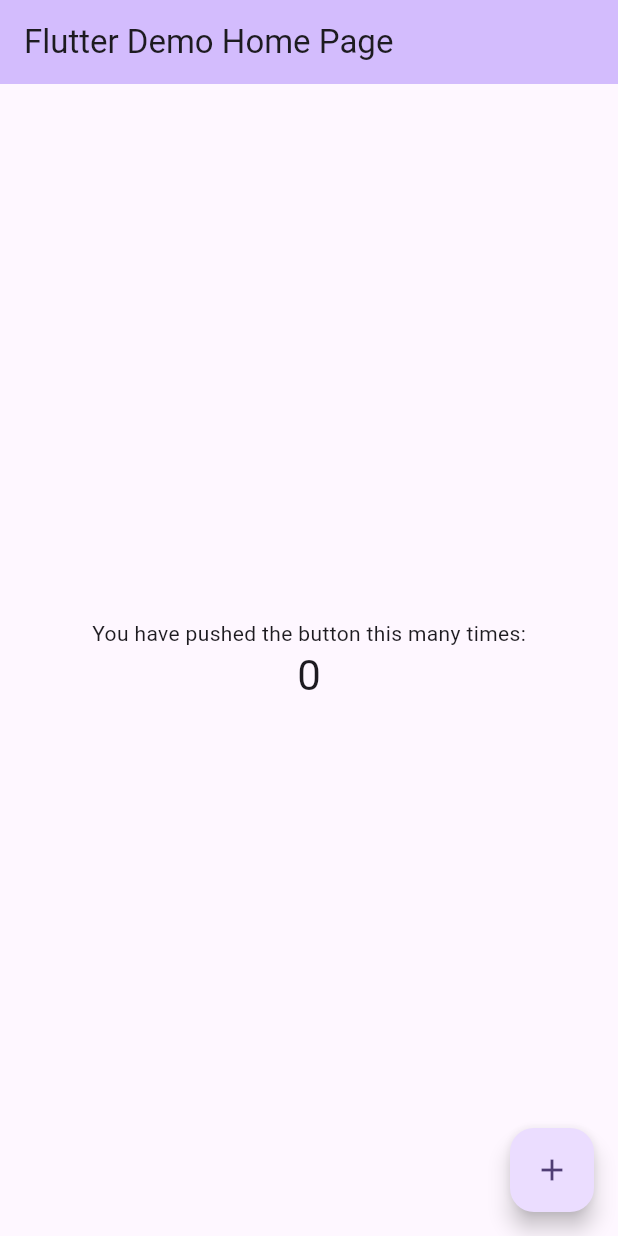
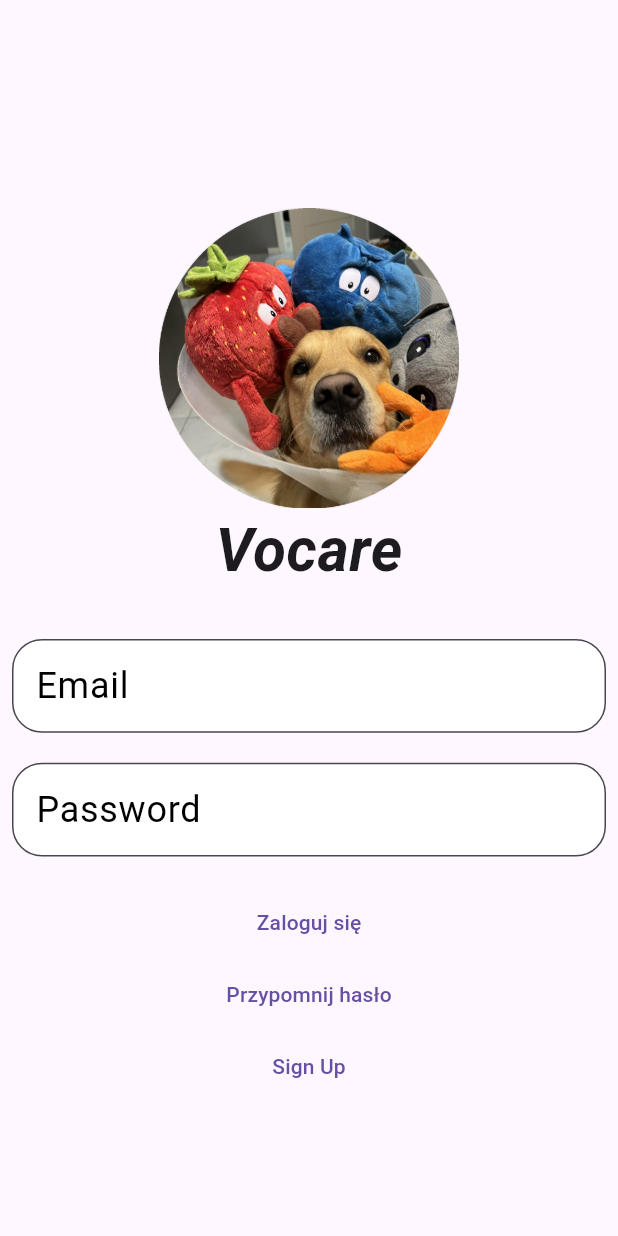
Before and after one commit to Onestyle7/Vocare, a Flutter app: the screen it shows after launch, on a phone screen of 412 x 824 dp. Run offline on Flutter 3.47's test engine with Material 3 defaults, Android fonts, the phone set to English and light mode, and no system bars.

Commit message:
Dodanie formularzy

```diff
--- a/mobile/lib/main.dart
+++ b/mobile/lib/main.dart
@@ -1,122 +1,21 @@
 import 'package:flutter/material.dart';
+import 'package:vocare/startScreen.dart';
 
 void main() {
-  runApp(const MyApp());
-}
-
-class MyApp extends StatelessWidget {
-  const MyApp({super.key});
-
-  // This widget is the root of your application.
-  @override
-  Widget build(BuildContext context) {
-    return MaterialApp(
-      title: 'Flutter Demo',
-      theme: ThemeData(
-        // This is the theme of your application.
-        //
-        // TRY THIS: Try running your application with "flutter run". You'll see
-        // the application has a purple toolbar. Then, without quitting the app,
-        // try changing the seedColor in the colorScheme below to Colors.green
-        // and then invoke "hot reload" (save your changes or press the "hot
-        // reload" button in a Flutter-supported IDE, or press "r" if you used
-        // the command line to start the app).
-        //
-        // Notice that the counter didn't reset back to zero; the application
-        // state is not lost during the reload. To reset the state, use hot
-        // restart instead.
-        //
-        // This works for code too, not just values: Most code changes can be
-        // tested with just a hot reload.
-        colorScheme: ColorScheme.fromSeed(seedColor: Colors.deepPurple),
-      ),
-      home: const MyHomePage(title: 'Flutter Demo Home Page'),
-    );
-  }
-}
-
-class MyHomePage extends StatefulWidget {
-  const MyHomePage({super.key, required this.title});
-
-  // This widget is the home page of your application. It is stateful, meaning
-  // that it has a State object (defined below) that contains fields that affect
-  // how it looks.
-
-  // This class is the configuration for the state. It holds the values (in this
-  // case the title) provided by the parent (in this case the App widget) and
-  // used by the build method of the State. Fields in a Widget subclass are
-  // always marked "final".
-
-  final String title;
-
-  @override
-  State<MyHomePage> createState() => _MyHomePageState();
-}
-
-class _MyHomePageState extends State<MyHomePage> {
-  int _counter = 0;
-
-  void _incrementCounter() {
-    setState(() {
-      // This call to setState tells the Flutter framework that something has
-      // changed in this State, which causes it to rerun the build method below
-      // so that the display can reflect the updated values. If we changed
-      // _counter without calling setState(), then the build method would not be
-      // called again, and so nothing would appear to happen.
-      _counter++;
-    });
-  }
-
-  @override
-  Widget build(BuildContext context) {
-    // This method is rerun every time setState is called, for instance as done
-    // by the _incrementCounter method above.
-    //
-    // The Flutter framework has been optimized to make rerunning build methods
-    // fast, so that you can just rebuild anything that needs updating rather
-    // than having to individually change instances of widgets.
-    return Scaffold(
-      appBar: AppBar(
-        // TRY THIS: Try changing the color here to a specific color (to
-        // Colors.amber, perhaps?) and trigger a hot reload to see the AppBar
-        // change color while the other colors stay the same.
-        backgroundColor: Theme.of(context).colorScheme.inversePrimary,
-        // Here we take the value from the MyHomePage object that was created by
-        // the App.build method, and use it to set our appbar title.
-        title: Text(widget.title),
-      ),
-      body: Center(
-        // Center is a layout widget. It takes a single child and positions it
-        // in the middle of the parent.
-        child: Column(
-          // Column is also a layout widget. It takes a list of children and
-          // arranges them vertically. By default, it sizes itself to fit its
-          // children horizontally, and tries to be as tall as its parent.
-          //
-          // Column has various properties to control how it sizes itself and
-          // how it positions its children. Here we use mainAxisAlignment to
-          // center the children vertically; the main axis here is the vertical
-          // axis because Columns are vertical (the cross axis would be
-          // horizontal).
-          //
-          // TRY THIS: Invoke "debug painting" (choose the "Toggle Debug Paint"
-          // action in the IDE, or press "p" in the console), to see the
-          // wireframe for each widget.
-          mainAxisAlignment: MainAxisAlignment.center,
-          children: <Widget>[
-            const Text('You have pushed the button this many times:'),
-            Text(
-              '$_counter',
-              style: Theme.of(context).textTheme.headlineMedium,
+  runApp(
+    MaterialApp(
+      home: Scaffold( // Główny kontener aplikacji, który dostarcza strukturę ekranu (np. AppBar, Body)
+        body: Container( // Widget używany do organizowania elementów i nadawania tła, marginesów, paddingów itp.
+          decoration: const BoxDecoration(
+            gradient: LinearGradient( // Tworzy gradient tła z dwóch kolorów
+              colors: [Color.fromARGB(255, 12, 12, 14), Color.fromARGB(255, 203, 200, 200),],
+              begin: Alignment.topLeft,
+              end: Alignment.bottomRight,
             ),
-          ],
+          ),
+          child: StartScreen(), // Ekran startowy aplikacji
         ),
       ),
-      floatingActionButton: FloatingActionButton(
-        onPressed: _incrementCounter,
-        tooltip: 'Increment',
-        child: const Icon(Icons.add),
-      ), // This trailing comma makes auto-formatting nicer for build methods.
-    );
-  }
+    ),
+  );
 }
--- /dev/null
+++ b/mobile/lib/startScreen.dart
@@ -0,0 +1,133 @@
+import 'package:flutter/material.dart';
+import 'package:vocare/RegisterScreen.dart' show RegisterScreen;
+import 'package:vocare/homePageScreen.dart';
+
+class StartScreen extends StatefulWidget {
+  const StartScreen({super.key});
+
+  @override
+  State<StartScreen> createState() => _StartScreenState();
+}
+
+class _StartScreenState extends State<StartScreen> {
+  // Kontrolery dla pól tekstowych
+  final TextEditingController emailController = TextEditingController();
+  final TextEditingController passwordController = TextEditingController();
+
+  @override
+  void dispose() {
+    // Zwalniamy kontrolery gdy nie są już potrzebne
+    emailController.dispose();
+    passwordController.dispose();
+    super.dispose();
+  }
+
+  @override
+  Widget build(context) {
+    return Scaffold(
+      body: Center(
+        child: Padding(
+          padding: const EdgeInsets.all(8.0),
+          child: Column(
+            mainAxisAlignment: MainAxisAlignment.center,
+            children: [
+              SizedBox(height: 50),
+              Image.asset('assets/img/simba.png', height: 200, width: 200),
+
+              const Text(
+                "Vocare",
+                style: TextStyle(
+                  fontSize: 40,
+                  fontWeight: FontWeight.bold,
+                  fontStyle: FontStyle.italic,
+                ),
+              ),
+
+              SizedBox(height: 30),
+
+              // Email input
+              TextField(
+                controller: emailController,
+                decoration: InputDecoration(
+                  hintText: "Your email",
+                  labelText: "Email",
+                  labelStyle: TextStyle(color: Colors.black, fontSize: 24),
+                  fillColor: Colors.white,
+                  filled: true,
+                  prefix: Icon(Icons.email),
+                  border: OutlineInputBorder(
+                    borderRadius: BorderRadius.circular(20),
+                  ),
+                ),
+                keyboardType: TextInputType.emailAddress,
+              ),
+
+              SizedBox(height: 20),
+
+              // Password input
+              TextField(
+                controller: passwordController,
+                decoration: InputDecoration(
+                  hintText: "Your password",
+                  labelText: "Password",
+                  labelStyle: TextStyle(color: Colors.black, fontSize: 24),
+                  fillColor: Colors.white,
+                  filled: true,
+                  prefix: Icon(Icons.security),
+                  border: OutlineInputBorder(
+                    borderRadius: BorderRadius.circular(20),
+                  ),
+                ),
+                obscureText: true,
+              ),
+
+              SizedBox(height: 20),
+
+              // Login button
+              TextButton(
+                onPressed: () {
+                  String email = emailController.text;
+                  String password = passwordController.text;
+
+                  print("Email: $email");
+                  print("Hasło: $password");
+
+                  // Tu możesz dodać sprawdzenie loginu, np. porównanie z testowymi danymi
+                  if (email.isNotEmpty && password.isNotEmpty) {
+                    Navigator.push(
+                      context,
+                      MaterialPageRoute(builder: (context) => HomePageScreen()),
+                    );
+                  } else {
+                    // Pokaż alert, snackbar albo print
+                    print("Uzupełnij pola logowania!");
+                  }
+                },
+                child: Text("Zaloguj się"),
+              ),
+
+              // Forgot password
+              TextButton(
+                onPressed: () {
+                  print("Kliknięto 'Przypomnij hasło'");
+                },
+                child: Text("Przypomnij hasło"),
+              ),
+
+              // Register
+              TextButton(
+                onPressed: () {
+                  Navigator.push(
+                    context,
+                    MaterialPageRoute(builder: (context) => RegisterScreen()),
+                  );
+                },
+                child: Text("Sign Up"),
+              ),
+            ],
+          ),
+        ),
+      ),
+    );
+  }
+}
```
Also changed, not shown: mobile/lib/RegisterScreen.dart (added, +61 -0 lines), mobile/lib/homePageScreen.dart (added, +16 -0 lines), mobile/pubspec.yaml (+3 -4 lines), mobile/assets/img/simba.png (added), mobile/lib/fillProfile.dart (added).
